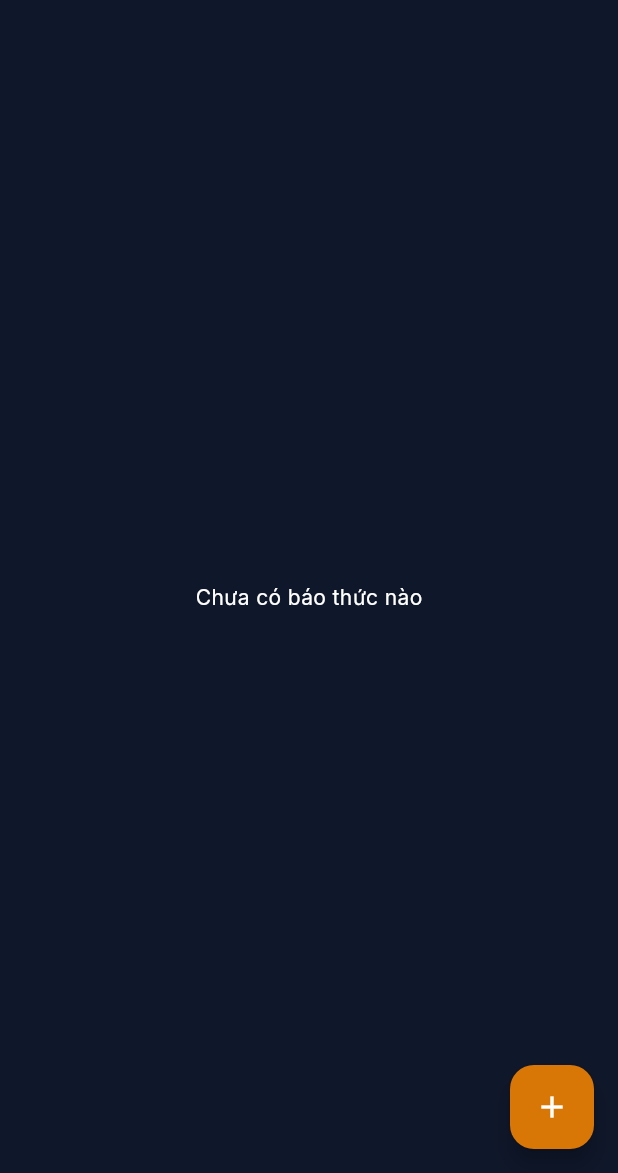
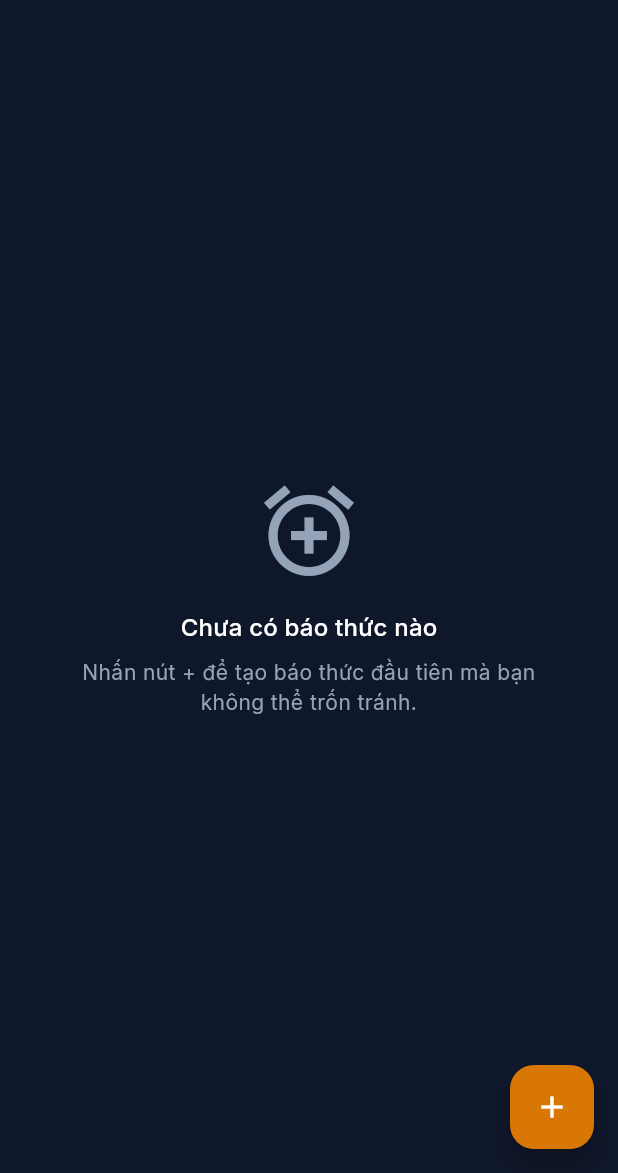
Before and after one commit to trangbo07/WakeLock_PRM393, a Flutter app: the screen it shows after launch, on a phone screen of 412 x 824 dp, the part 63-1236 px from its top. Run offline on Flutter 3.47's test engine with Material 3 defaults, Android fonts, the phone set to English and light mode, and no system bars; our stand-ins replace audioplayers, equatable, flutter_local_notifications, flutter_riverpod, google_fonts, image_picker and 3 more; missing offline and left inert: android_alarm_manager_plus, flutter_foreground_task, flutter_overlay_window, mobile_scanner; accounts and stored records are empty.

Commit message:
feat: integration tests and UI polish (Phase 5)
- integration test: LocalAlarmRepository against in-memory SQLite (ffi)
  with a fake scheduler, covering persist + schedule/cancel sync and
  in-place upsert
- make AppDatabase testable: shared createSchema + withDatabase wrapper
- alarm list as cards with dismiss-task chip and dimmed disabled rows;
  guided empty state
- DismissTaskType carries its own label (single source, used by picker
  and list)
- README reflects completed MVP; roadmap Phase 1-5 marked done
- docs: integration-test section in implementation-logic.md

```diff
--- a/lib/features/alarm_management/presentation/pages/alarm_list_page.dart
+++ b/lib/features/alarm_management/presentation/pages/alarm_list_page.dart
@@ -27,7 +27,7 @@ class AlarmListPage extends ConsumerWidget {
       ),
       body: alarmsAsync.when(
         data: (alarms) => alarms.isEmpty
-            ? const Center(child: Text('Chưa có báo thức nào'))
+            ? const _EmptyState()
             : RefreshIndicator(
                 onRefresh: () async => ref.invalidate(alarmListProvider),
                 child: ListView.builder(
@@ -64,3 +64,34 @@ class AlarmListPage extends ConsumerWidget {
     );
   }
 }
+
+/// Shown when there are no alarms yet — guides the user to the add button.
+class _EmptyState extends StatelessWidget {
+  const _EmptyState();
+
+  @override
+  Widget build(BuildContext context) {
+    final theme = Theme.of(context);
+    return Center(
+      child: Padding(
+        padding: const EdgeInsets.all(32),
+        child: Column(
+          mainAxisSize: MainAxisSize.min,
+          children: [
+            Icon(Icons.alarm_add,
+                size: 72, color: theme.colorScheme.onSurfaceVariant),
+            const SizedBox(height: 16),
+            Text('Chưa có báo thức nào', style: theme.textTheme.titleMedium),
+            const SizedBox(height: 8),
+            Text(
+              'Nhấn nút + để tạo báo thức đầu tiên mà bạn không thể trốn tránh.',
+              textAlign: TextAlign.center,
+              style: theme.textTheme.bodyMedium
+                  ?.copyWith(color: theme.colorScheme.onSurfaceVariant),
+            ),
+          ],
+        ),
+      ),
+    );
+  }
+}
--- a/pubspec.yaml
+++ b/pubspec.yaml
@@ -55,6 +55,8 @@ dependencies:
 dev_dependencies:
   flutter_test:
     sdk: flutter
+  # In-memory SQLite for integration tests on the dev host (no emulator).
+  sqflite_common_ffi: ^2.3.6
 
   # The "flutter_lints" package below contains a set of recommended lints to
   # encourage good coding practices. The lint set provided by the package is
```
Also changed, not shown: lib/core/database/app_database.dart (+9 -4 lines), lib/features/alarm_management/presentation/widgets/alarm_tile.dart (+74 -11 lines), lib/features/alarm_management/presentation/widgets/dismiss_task_selector.dart (+4 -12 lines), lib/features/task/domain/entities/dismiss_task.dart (+10 -5 lines), pubspec.lock, 4 other files.
